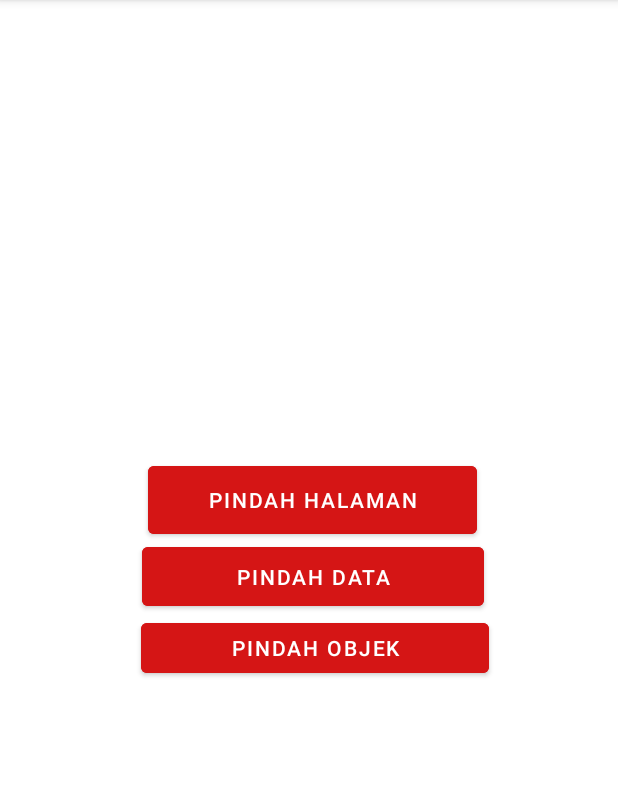
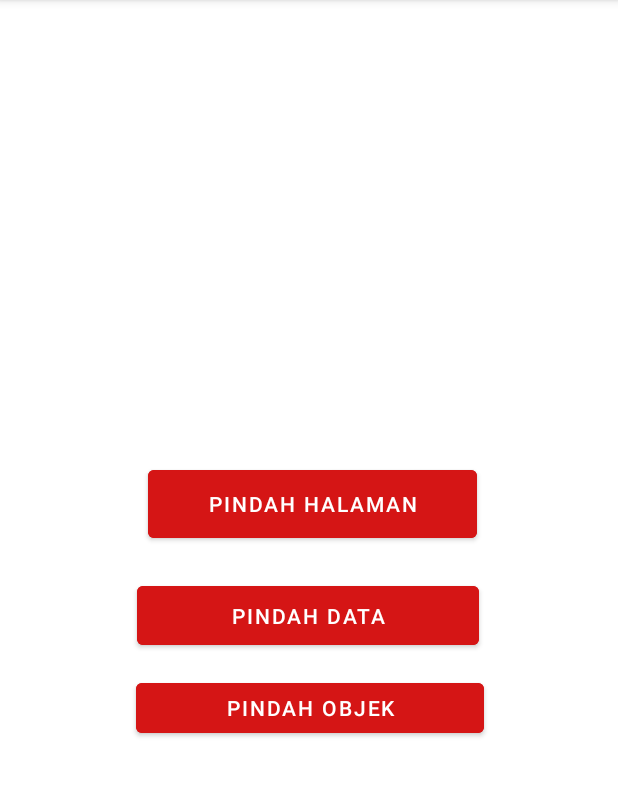
Before and after one commit to rahmiap4/BelajarIntent, an Android app: the screen it shows after launch (MainActivity), on a phone screen of 412 x 824 dp, the part 84-881 px from its top. Run offline under Robolectric (Android 15) with nearby library versions, the phone set to English and light mode, and no system bars.

Commit message:
ada perubahan sedikit

```diff
--- a/app/src/main/AndroidManifest.xml
+++ b/app/src/main/AndroidManifest.xml
@@ -13,7 +13,7 @@
         android:theme="@style/Theme.BelajarIntent"
         tools:targetApi="31">
         <activity
-            android:name=".PindahObjekActivity3"
+            android:name=".PindahObjekActivity"
             android:exported="true"
             android:parentActivityName=".MainActivity">
             <meta-data
@@ -21,7 +21,7 @@
                 android:value="" />
         </activity>
         <activity
-            android:name=".PindahDataActivity3"
+            android:name=".PindahDataActivity"
             android:exported="true"
             android:parentActivityName=".MainActivity">
             <meta-data
--- a/app/src/main/java/com/example/belajarintent/PindahDataActivity3.kt
+++ b/app/src/main/java/com/example/belajarintent/PindahDataActivity.kt
@@ -4,7 +4,7 @@ import androidx.appcompat.app.AppCompatActivity
 import android.os.Bundle
 import android.widget.TextView
 
-class PindahDataActivity3 : AppCompatActivity() {
+class PindahDataActivity : AppCompatActivity() {
     companion object{
         const val EXTRA_TEXT = "extra_text"
     }
--- a/app/src/main/java/com/example/belajarintent/PindahObjekActivity3.kt
+++ b/app/src/main/java/com/example/belajarintent/PindahObjekActivity.kt
@@ -4,7 +4,7 @@ import androidx.appcompat.app.AppCompatActivity
 import android.os.Bundle
 import android.widget.TextView
 
-class PindahObjekActivity3 : AppCompatActivity() {
+class PindahObjekActivity : AppCompatActivity() {
     private lateinit var tvpenerimaobjek : TextView
 
     companion object{
--- a/app/src/main/res/layout/activity_main.xml
+++ b/app/src/main/res/layout/activity_main.xml
@@ -10,6 +10,10 @@
         android:id="@+id/btn_intent"
         android:layout_width="219dp"
         android:layout_height="57dp"
+        android:layout_marginStart="16dp"
+        android:layout_marginTop="16dp"
+        android:layout_marginEnd="16dp"
+        android:layout_marginBottom="16dp"
         android:backgroundTint="#D51515"
         android:text="PINDAH HALAMAN"
         app:layout_constraintBottom_toBottomOf="parent"
@@ -23,26 +27,35 @@
         android:id="@+id/btn_pindah_data"
         android:layout_width="228dp"
         android:layout_height="51dp"
+        android:layout_marginStart="24dp"
+        android:layout_marginTop="24dp"
+        android:layout_marginEnd="24dp"
+        android:layout_marginBottom="24dp"
         android:backgroundTint="#D51515"
         android:text="PINDAH DATA"
         app:layout_constraintBottom_toBottomOf="parent"
         app:layout_constraintEnd_toEndOf="parent"
-        app:layout_constraintHorizontal_bias="0.513"
+        app:layout_constraintHorizontal_bias="0.497"
         app:layout_constraintStart_toStartOf="parent"
-        app:layout_constraintTop_toTopOf="parent" />
+        app:layout_constraintTop_toTopOf="parent"
+        app:layout_constraintVertical_bias="0.539" />
 
     <Button
         android:id="@+id/btn_pindah_objek"
         android:layout_width="232dp"
         android:layout_height="45dp"
+        android:layout_marginStart="32dp"
+        android:layout_marginTop="32dp"
+        android:layout_marginEnd="32dp"
+        android:layout_marginBottom="32dp"
         android:backgroundTint="#D51515"
         android:text="Pindah Objek"
         app:layout_constraintBottom_toBottomOf="parent"
         app:layout_constraintEnd_toEndOf="parent"
-        app:layout_constraintHorizontal_bias="0.523"
+        app:layout_constraintHorizontal_bias="0.508"
         app:layout_constraintStart_toStartOf="parent"
         app:layout_constraintTop_toTopOf="parent"
-        app:layout_constraintVertical_bias="0.566"
+        app:layout_constraintVertical_bias="0.634"
         tools:ignore="TouchTargetSizeCheck" />
 
 </androidx.constraintlayout.widget.ConstraintLayout>
--- a/app/src/main/res/layout/activity_pindah_data3.xml
+++ b/app/src/main/res/layout/activity_pindah_data3.xml
@@ -4,7 +4,7 @@
     xmlns:tools="http://schemas.android.com/tools"
     android:layout_width="match_parent"
     android:layout_height="match_parent"
-    tools:context=".PindahDataActivity3">
+    tools:context=".PindahDataActivity">
 
     <TextView
         android:id="@+id/tv_pindahdata"
--- a/app/src/main/res/layout/activity_pindah_objek3.xml
+++ b/app/src/main/res/layout/activity_pindah_objek3.xml
@@ -4,7 +4,7 @@
     xmlns:tools="http://schemas.android.com/tools"
     android:layout_width="match_parent"
     android:layout_height="match_parent"
-    tools:context=".PindahObjekActivity3">
+    tools:context=".PindahObjekActivity">
 
     <TextView
         android:id="@+id/tv_penerima_objek"
```
Also changed, not shown: app/src/main/java/com/example/belajarintent/MainActivity.kt (+4 -4 lines).
